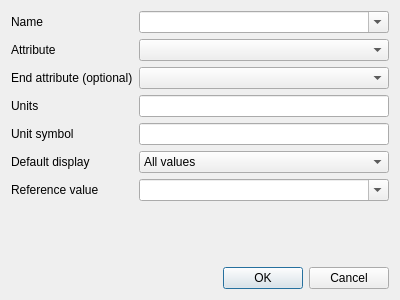
Old version of the form src/ui/qgswmsdimensiondialogbase.ui in the repository qgis/QGIS.
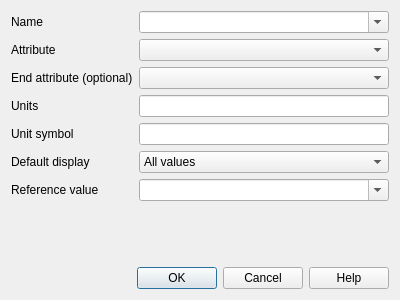
New version of the form. Custom widgets are drawn as their Qt base class.

Diff of the .ui file:
```diff
--- a/src/ui/qgswmsdimensiondialogbase.ui
+++ b/src/ui/qgswmsdimensiondialogbase.ui
@@ -138,7 +138,7 @@
       <enum>Qt::Horizontal</enum>
      </property>
      <property name="standardButtons">
-      <set>QDialogButtonBox::Cancel|QDialogButtonBox::Ok</set>
+      <set>QDialogButtonBox::StandardButton::Cancel|QDialogButtonBox::StandardButton::Help|QDialogButtonBox::StandardButton::Ok</set>
      </property>
     </widget>
    </item>
```
Left out of the diff: 4 changed lines with no effect on the pictures.
